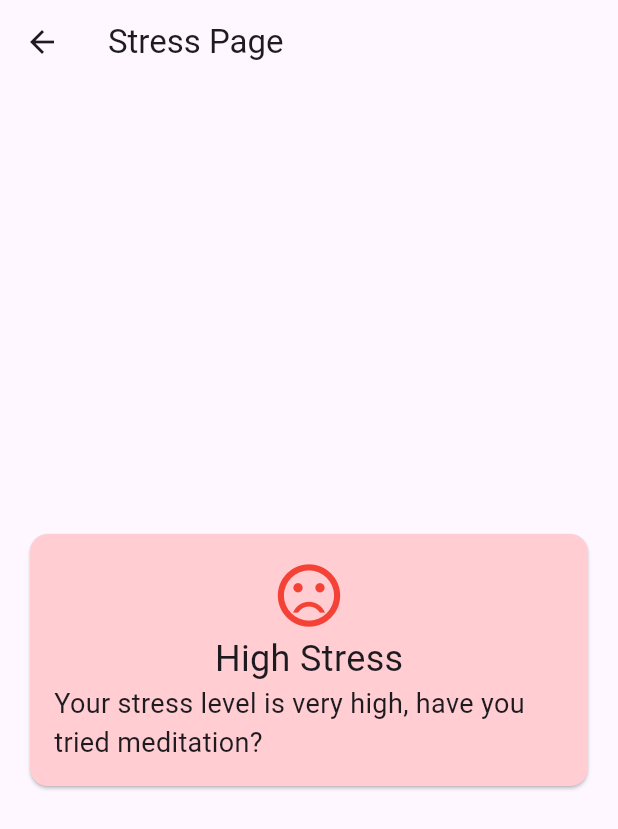
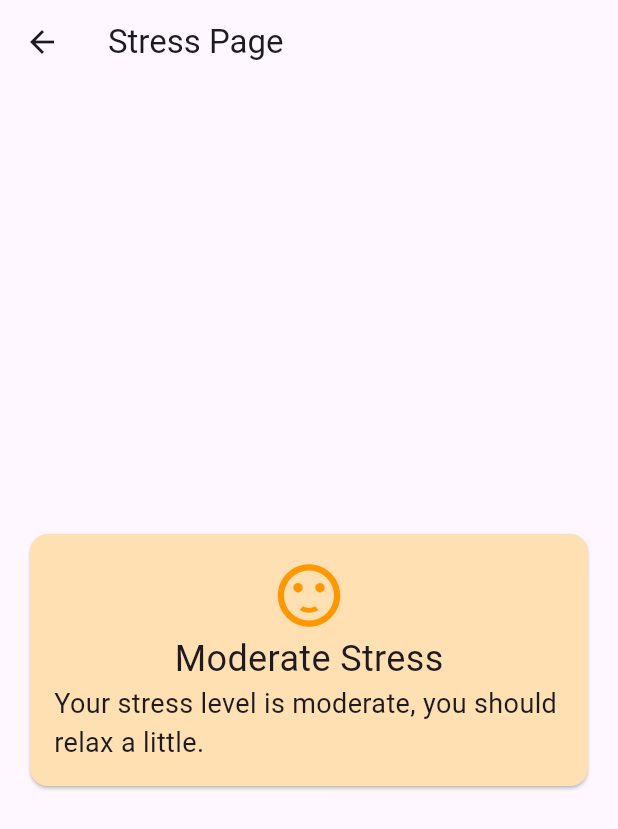
Before and after one commit to mariausy/health_app, a Flutter app: the screen it shows after launch, after a tap on "Login", after a tap on "Stress", on a phone screen of 412 x 824 dp. Shown: the top 829 px of the screen. Run offline on Flutter 3.47's test engine with Material 3 defaults, Android fonts, the phone set to English and light mode, and no system bars; our stand-ins replace jwt_decoder, shared_preferences, syncfusion_flutter_charts.

Commit message:
last_stress_page

```diff
--- a/project_code/lib/screens/homepage.dart
+++ b/project_code/lib/screens/homepage.dart
@@ -113,7 +113,7 @@ class _HomePageState extends State<HomePage> {
                 onPressed: () {
                   Navigator.push(
                   context,
-                  MaterialPageRoute(builder: (context) => StressPage(stressLevel: 3),
+                  MaterialPageRoute(builder: (context) => StressPage(stressLevel: 2),
                   ),
                 );
                 },
--- a/project_code/lib/screens/stress_page.dart
+++ b/project_code/lib/screens/stress_page.dart
@@ -13,8 +13,8 @@ class StressPage extends StatelessWidget {
       bodyContent = Center(
         child: Card(
           color: Colors.green[100],
-          child: Padding(
-            padding: const EdgeInsets.all(16.0),
+          child: const Padding(
+            padding: EdgeInsets.all(16.0),
             child: Column(
               mainAxisSize: MainAxisSize.min,
               children: [
@@ -30,8 +30,8 @@ class StressPage extends StatelessWidget {
       bodyContent = Center(
         child: Card(
           color: Colors.orange[100],
-          child: Padding(
-            padding: const EdgeInsets.all(16.0),
+          child: const Padding(
+            padding: EdgeInsets.all(16.0),
             child: Column(
               mainAxisSize: MainAxisSize.min,
               children: [
@@ -47,8 +47,8 @@ class StressPage extends StatelessWidget {
       bodyContent = Center(
         child: Card(
           color: Colors.red[100],
-          child: Padding(
-            padding: const EdgeInsets.all(16.0),
+          child: const Padding(
+            padding: EdgeInsets.all(16.0),
             child: Column(
               mainAxisSize: MainAxisSize.min,
               children: [
```
